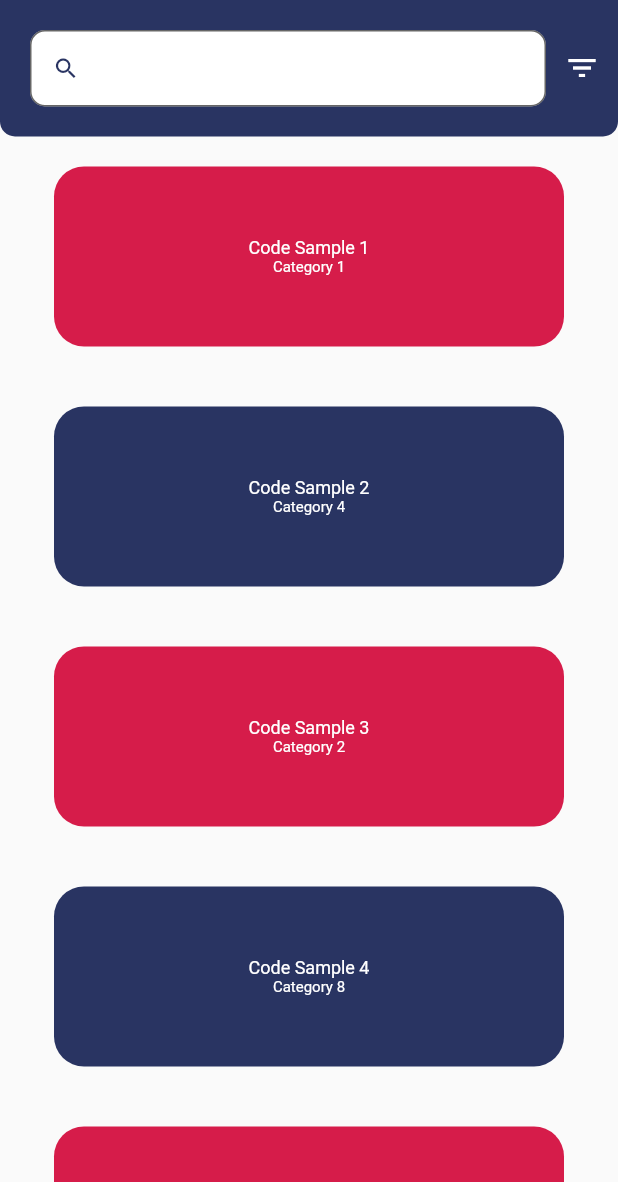
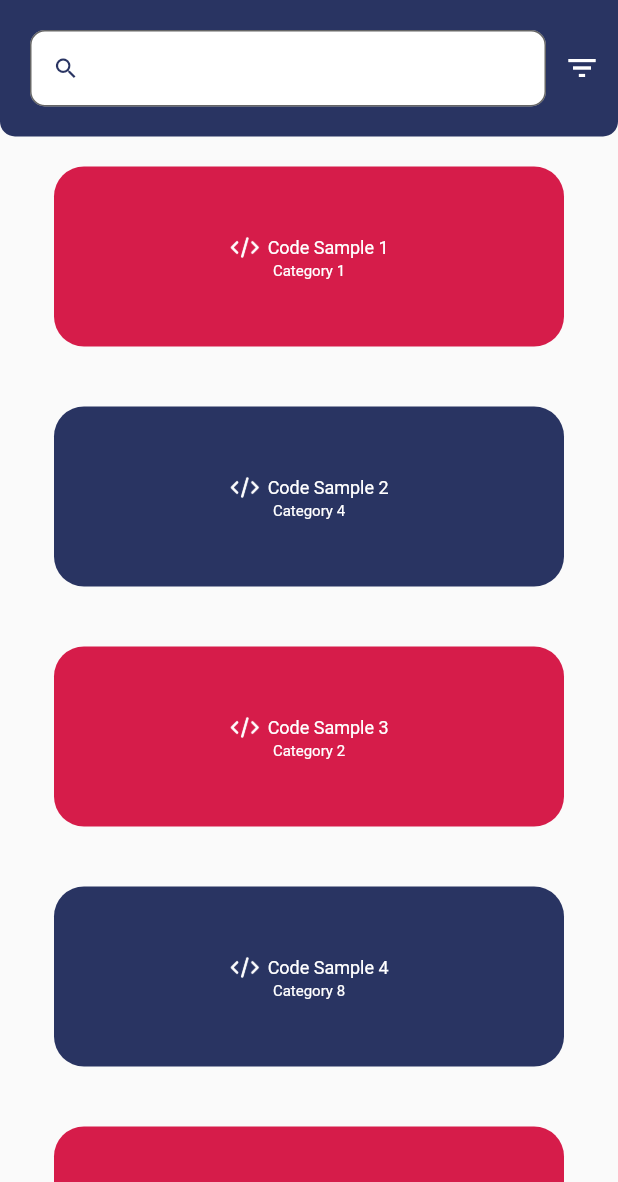
Before and after one commit to CEOSI-Flutter-Team/ceosi-app, a Flutter app: the screen it shows after launch, on a phone screen of 412 x 824 dp, the part 54-1236 px from its top. Run offline on Flutter 3.47's test engine with Material 2 defaults, Android fonts, the phone set to English and light mode, and no system bars; our stand-ins replace flutter_riverpod, google_fonts.

Commit message:
Update. code list screen

```diff
--- a/lib/screens/code_list_screen.dart
+++ b/lib/screens/code_list_screen.dart
@@ -23,7 +23,7 @@ class CodeListScreen extends StatelessWidget {
       drawer: const SidebarWidget(),
       body: Column(
         children: [
-          AppbarExtensionWidget(),
+          const AppbarExtensionWidget(),
           Expanded(
             child: Column(
               mainAxisAlignment: MainAxisAlignment.center,
@@ -39,9 +39,7 @@ class CodeListScreen extends StatelessWidget {
 }
 
 class AppbarExtensionWidget extends StatelessWidget {
-  AppbarExtensionWidget({super.key});
-
-  final TextEditingController searchController = TextEditingController();
+  const AppbarExtensionWidget({super.key});
 
   @override
   Widget build(BuildContext context) {
@@ -60,34 +58,7 @@ class AppbarExtensionWidget extends StatelessWidget {
         ),
         child: Row(
           children: <Widget>[
-            Expanded(
-              child: TextFormField(
-                controller: searchController,
-                style: const TextStyle(color: Colors.black),
-                decoration: InputDecoration(
-                    isDense: true,
-                    border: const OutlineInputBorder(
-                      borderRadius: BorderRadius.all(
-                        Radius.circular(10.0),
-                      ),
-                      borderSide: BorderSide(color: Colors.transparent),
-                    ),
-                    focusedBorder: const OutlineInputBorder(
-                      borderRadius: BorderRadius.all(
-                        Radius.circular(10.0),
-                      ),
-                      borderSide: BorderSide(color: Colors.transparent),
-                    ),
-                    fillColor: Colors.white,
-                    filled: true,
-                    prefixIcon: IconButton(
-                        onPressed: () {},
-                        icon: const Icon(
-                          Icons.search,
-                          color: primaryColor,
-                        ))),
-              ),
-            ),
+            CodeListSearchFieldWidget(),
             IconButton(
               onPressed: () {},
               icon: const Icon(
@@ -132,10 +103,20 @@ class CodeListViewWidget extends ConsumerWidget {
                     child: Column(
                       mainAxisAlignment: MainAxisAlignment.center,
                       children: <Widget>[
-                        BoldTextWidget(
-                          color: Colors.white,
-                          fontSize: 12.0,
-                          text: codeList[index]['title'],
+                        Row(
+                          mainAxisAlignment: MainAxisAlignment.center,
+                          children: <Widget>[
+                            Image.asset(
+                              'assets/icons/code.png',
+                              scale: 25.0,
+                            ),
+                            const SizedBox(width: 5.0),
+                            BoldTextWidget(
+                              color: Colors.white,
+                              fontSize: 12.0,
+                              text: codeList[index]['title'],
+                            ),
+                          ],
                         ),
                         BoldTextWidget(
                           color: Colors.white,
@@ -159,3 +140,41 @@ class CodeListViewWidget extends ConsumerWidget {
     );
   }
 }
+
+class CodeListSearchFieldWidget extends StatelessWidget {
+  CodeListSearchFieldWidget({super.key});
+
+  final TextEditingController searchController = TextEditingController();
+
+  @override
+  Widget build(BuildContext context) {
+    return Expanded(
+      child: TextFormField(
+        controller: searchController,
+        style: const TextStyle(color: Colors.black),
+        decoration: InputDecoration(
+            isDense: true,
+            border: const OutlineInputBorder(
+              borderRadius: BorderRadius.all(
+                Radius.circular(10.0),
+              ),
+              borderSide: BorderSide(color: Colors.transparent),
+            ),
+            focusedBorder: const OutlineInputBorder(
+              borderRadius: BorderRadius.all(
+                Radius.circular(10.0),
+              ),
+              borderSide: BorderSide(color: Colors.transparent),
+            ),
+            fillColor: Colors.white,
+            filled: true,
+            prefixIcon: IconButton(
+                onPressed: () {},
+                icon: const Icon(
+                  Icons.search,
+                  color: primaryColor,
+                ))),
+      ),
+    );
+  }
+}
--- a/pubspec.yaml
+++ b/pubspec.yaml
@@ -64,6 +64,7 @@ flutter:
   # To add assets to your application, add an assets section, like this:
   assets:
     - assets/images/
+    - assets/icons/
 
   # An image asset can refer to one or more resolution-specific "variants", see
   # https://flutter.dev/assets-and-images/#resolution-aware
```
Also changed, not shown: assets/icons/code.png (added).
